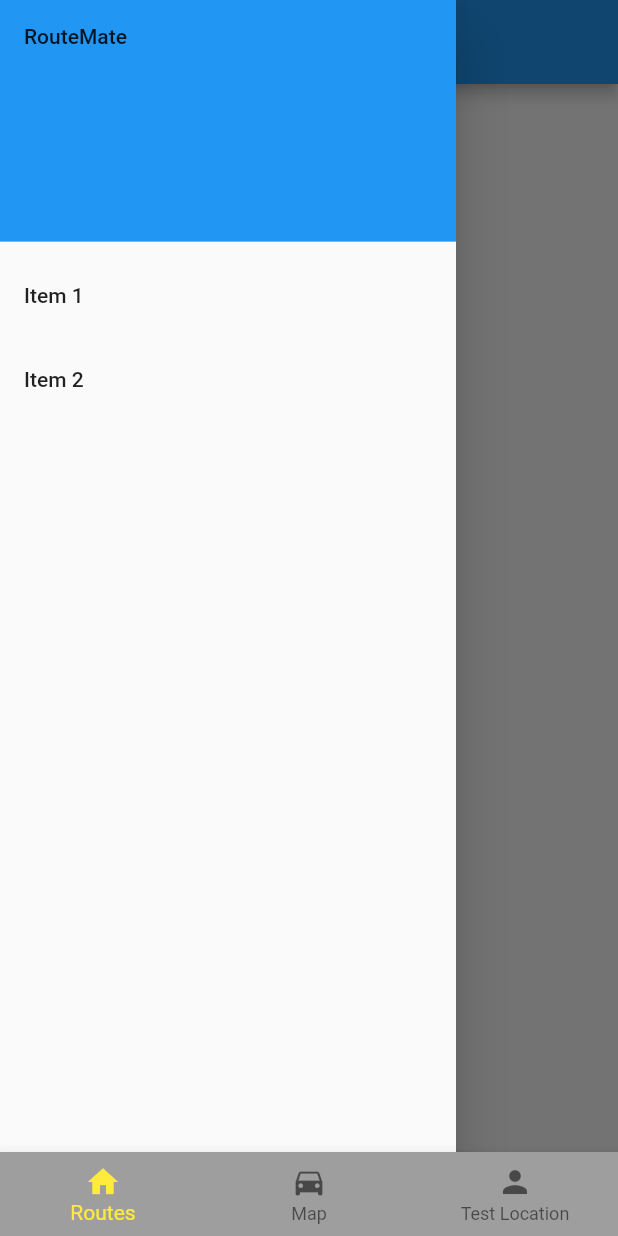
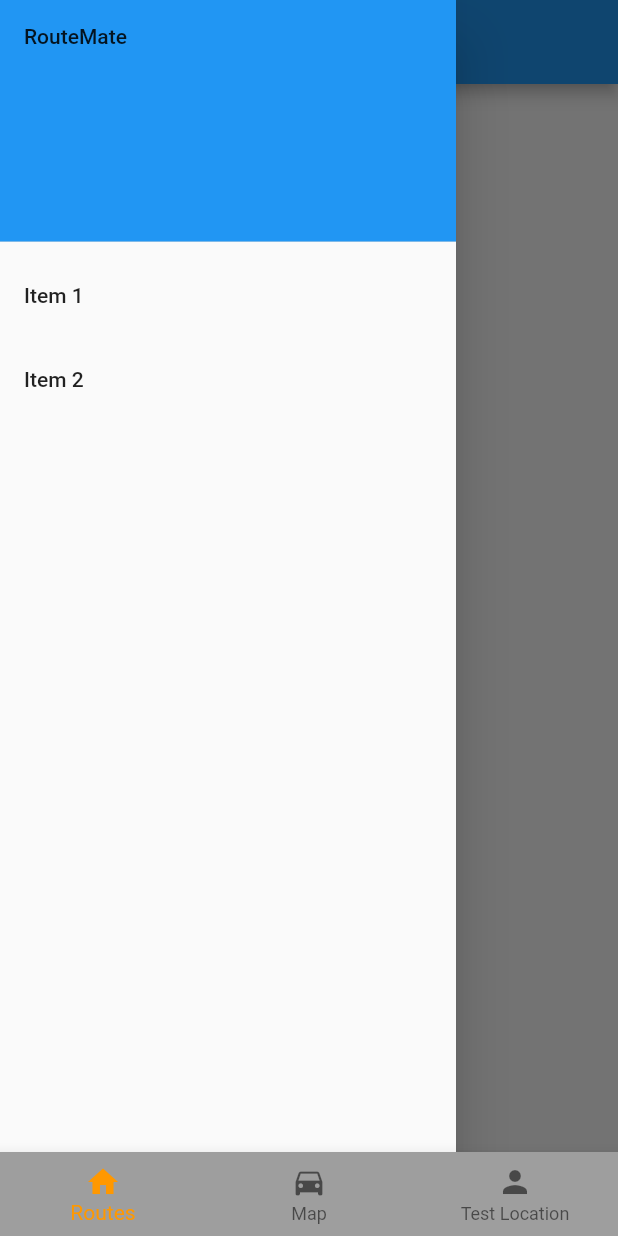
Before and after one commit to jfordnose64/RouteMate, a Flutter app: the screen it shows after launch, with the side drawer open, on a phone screen of 412 x 824 dp. Run offline on Flutter 3.47's test engine with Material 2 defaults, Android fonts, the phone set to English and light mode, and no system bars; our stand-ins replace geolocator, google_maps_flutter, location; accounts and stored records are empty.

Commit message:
added new theme overlay

```diff
--- a/lib/Views/home.dart
+++ b/lib/Views/home.dart
@@ -28,7 +28,7 @@ class _HomeState extends State<Home> {
       bottomNavigationBar: BottomNavigationBar(
         onTap: onTabTapped,
         currentIndex: _currentIndex,
-        fixedColor: Colors.yellow,
+        fixedColor: Colors.orange,
         backgroundColor: Colors.grey,
         items: [
           BottomNavigationBarItem(
```
